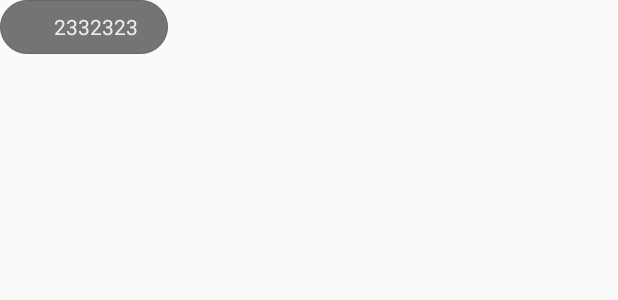
After one commit to wander0552/Danmu, an Android app: the layout item_danmu.xml on its own in the app's theme, with its tools: preview values and no code run, on a phone screen of 412 x 824 dp. The commit adds this screen. Shown: the top 300 px of the screen. Run offline under Robolectric (Android 15) with nearby library versions, the phone set to English and light mode, and no system bars.

Commit message:
View截图之绘制

```diff
--- a/app/build.gradle
+++ b/app/build.gradle
@@ -22,9 +22,6 @@ android {
 dependencies {
     compile fileTree(include: ['*.jar'], dir: 'libs')
     testCompile 'junit:junit:4.12'
-    compile files('libs/universal-image-loader-1.9.4.jar')
-    compile files('libs/xUtils-2.6.14.jar')
-    compile files('libs/volley.jar')
     compile 'com.android.support:appcompat-v7:23.1.0'
     compile 'com.google.code.gson:gson:2.2.4'
     compile 'com.android.support:recyclerview-v7:23.1.0'
--- /dev/null
+++ b/app/src/main/res/layout/item_danmu.xml
@@ -0,0 +1,26 @@
+<?xml version="1.0" encoding="utf-8"?>
+<LinearLayout xmlns:android="http://schemas.android.com/apk/res/android"
+    android:id="@+id/danMu_rl"
+    android:layout_width="wrap_content"
+    android:layout_height="wrap_content"
+    android:background="@drawable/corners_black_half"
+    android:orientation="horizontal"
+    android:gravity="center_vertical"
+    android:paddingRight="20dip">
+
+    <com.wander.danmu.Utils.CircleImageView
+        android:id="@+id/danMu_header"
+        android:layout_width="36dip"
+        android:layout_height="36dip" />
+
+    <TextView
+        android:id="@+id/danMu_content"
+        android:layout_width="wrap_content"
+        android:layout_height="36dip"
+        android:gravity="center_vertical"
+        android:singleLine="true"
+        android:text="2332323"
+        android:textColor="#ededed"
+        android:textSize="14sp" />
+
+</LinearLayout>
```
Also changed, not shown: app/src/main/java/com/wander/danmu/MainActivity.java (+51 -11 lines), app/src/main/java/com/wander/danmu/danmu/DanDraw.java (+109 -36 lines), app/src/main/java/com/wander/danmu/danmu/DanmuSurface.java (+13 -16 lines), app/src/main/res/drawable/transparency_bg.png (added).
